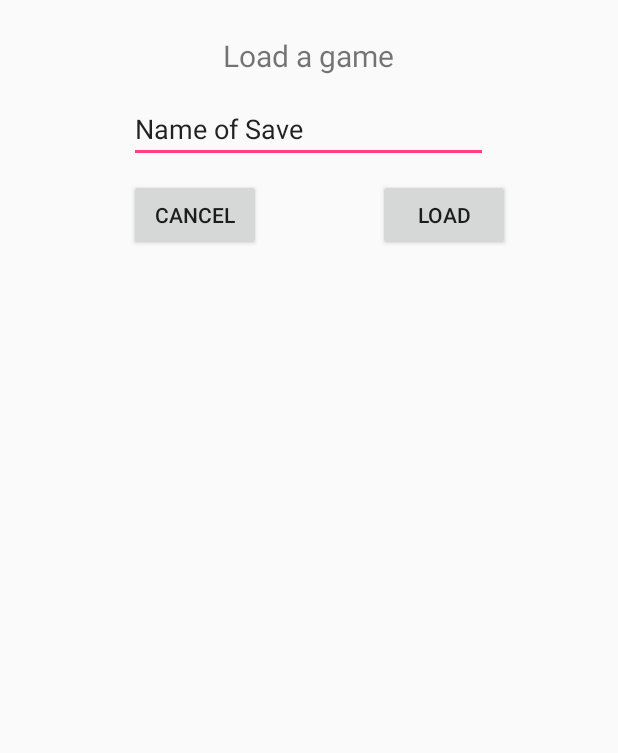
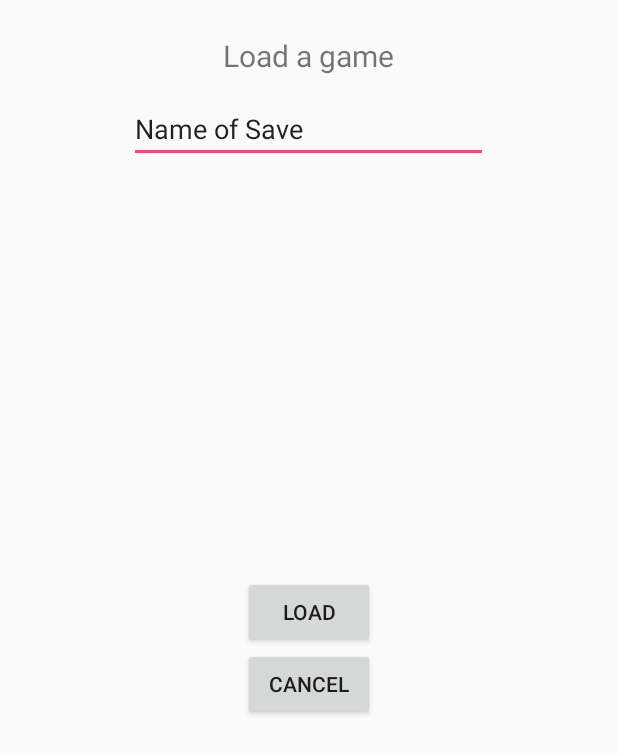
Before and after one commit to Scerelyn/AndroidMinesweeper, an Android app: the layout load_game_layout.xml on its own in the app's theme, with its tools: preview values and no code run, on a phone screen of 412 x 824 dp. Shown: the top 753 px of the screen. Run offline under Robolectric (Android 15) with nearby library versions, the phone set to English and light mode, and no system bars.

Commit message:
Add complete loading functionality, adjust load game layout button alignments

```diff
--- a/app/src/main/java/neumont/minesweeper/MainActivity.java
+++ b/app/src/main/java/neumont/minesweeper/MainActivity.java
@@ -72,6 +72,8 @@ public class MainActivity extends AppCompatActivity implements View.OnClickListe
 
         gameOverDialog.findViewById(R.id.GameOverYesButton).setOnClickListener(this);
         gameOverDialog.findViewById(R.id.GameOverNoButton).setOnClickListener(this);
+        loadGameDialog.findViewById(R.id.LoadGameLoadButton).setOnClickListener(this);
+        loadGameDialog.findViewById(R.id.LoadGameCancelButton).setOnClickListener(this);
 
     }
 
@@ -116,14 +118,14 @@ public class MainActivity extends AppCompatActivity implements View.OnClickListe
                 break;
             case R.id.LoadGameLoadButton:
                 String loadName = ((TextView)loadGameDialog.findViewById(R.id.LoadGameSaveName)).getText().toString();
-                //do something with the load name
+
                 loadGameDialog.show();
                 TableLayout ty4 = findViewById(R.id.MinefieldTableLayout);
                 ty4.removeAllViews();
                 Log.i("firebasedebug","1");
                 Firebase myFirebaseRef = new Firebase("https://androidminesweeper.firebaseio.com/");
 
-                myFirebaseRef.child("MineField").addListenerForSingleValueEvent(new ValueEventListener() {
+                myFirebaseRef.child(loadName).addListenerForSingleValueEvent(new ValueEventListener() {
                     @Override
                     public void onDataChange(DataSnapshot dataSnapshot) {
                         Log.i("firebasedebug","2");
--- a/app/src/main/res/layout/load_game_layout.xml
+++ b/app/src/main/res/layout/load_game_layout.xml
@@ -22,7 +22,7 @@
     <Space
         android:id="@+id/LoadGameSpacerMiddle"
         android:layout_width="240dp"
-        android:layout_height="399dp"
+        android:layout_height="344dp"
         android:layout_alignParentBottom="true"
         android:layout_centerHorizontal="true" />
 
@@ -51,16 +51,15 @@
         android:id="@+id/LoadGameLoadButton"
         android:layout_width="wrap_content"
         android:layout_height="wrap_content"
-        android:layout_alignParentTop="true"
-        android:layout_marginTop="119dp"
-        android:layout_toStartOf="@+id/LoadGameSpacerRight"
+        android:layout_above="@+id/LoadGameCancelButton"
+        android:layout_centerHorizontal="true"
         android:text="@string/load_game_load_text" />
 
     <Button
         android:id="@+id/LoadGameCancelButton"
         android:layout_width="wrap_content"
         android:layout_height="wrap_content"
-        android:layout_alignStart="@+id/LoadGameSpacerMiddle"
-        android:layout_alignTop="@+id/LoadGameLoadButton"
+        android:layout_above="@+id/LoadGameSpacerMiddle"
+        android:layout_centerHorizontal="true"
         android:text="@string/cancel_button_text" />
 </RelativeLayout>
```
